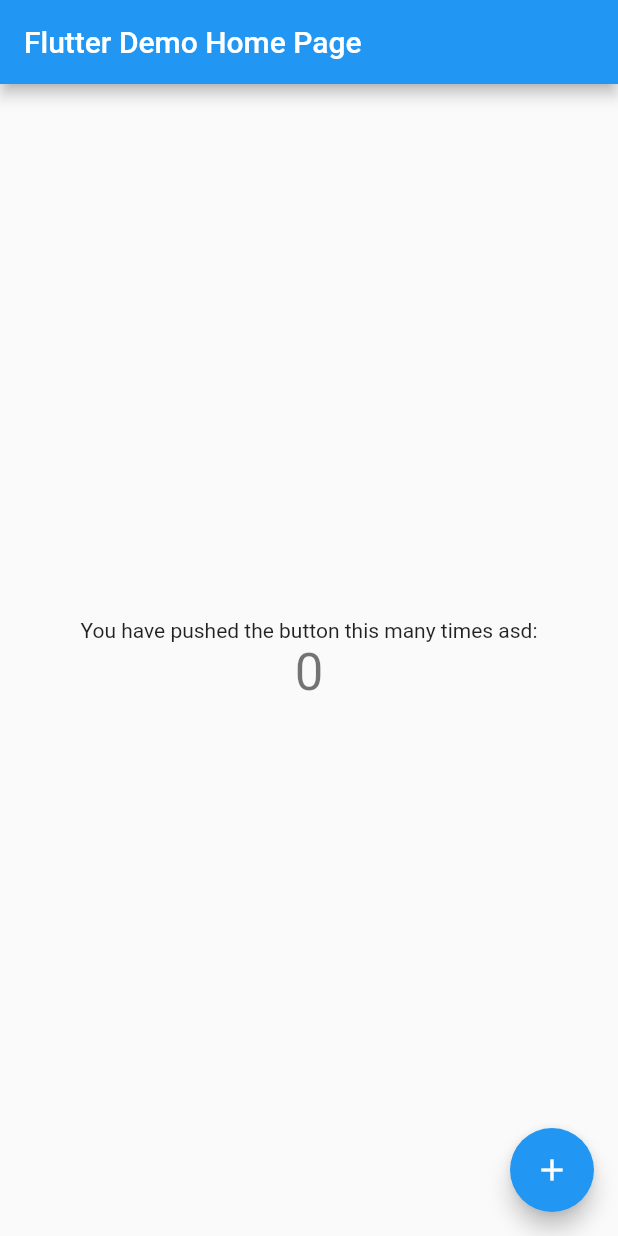
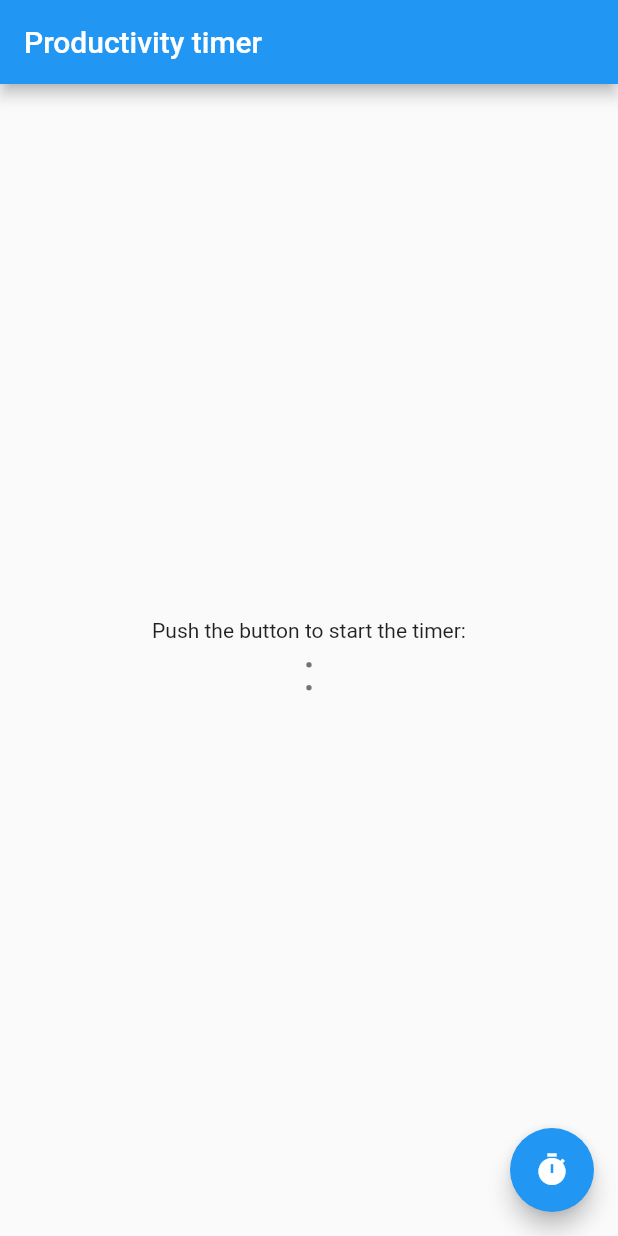
Before and after one commit to lsmithmier/fluttermaster, a Flutter app: the screen it shows after launch, on a phone screen of 412 x 824 dp. Run offline on Flutter 3.47's test engine with Material 2 defaults, Android fonts, the phone set to English and light mode, and no system bars; missing offline and left inert: ringtone.

Commit message:
Make this a productivity timer and add ringtone and change the icon.

```diff
--- a/lib/main.dart
+++ b/lib/main.dart
@@ -1,4 +1,7 @@
 import 'package:flutter/material.dart';
+import 'dart:async';
+import 'package:ringtone/ringtone.dart';
+import 'package:flutter/services.dart';
 
 void main() => runApp(MyApp());
 
@@ -20,7 +23,7 @@ class MyApp extends StatelessWidget {
         // is not restarted.
         primarySwatch: Colors.blue,
       ),
-      home: MyHomePage(title: 'Flutter Demo Home Page'),
+      home: MyHomePage(title: 'Productivity timer'),
     );
   }
 }
@@ -44,17 +47,44 @@ class MyHomePage extends StatefulWidget {
 }
 
 class _MyHomePageState extends State<MyHomePage> {
-  int _counter = 0;
+  Timer _timer;
+  int _start = 20 * 60;
+  String _startMinutes = '';
+  String _startSeconds = '';
+  bool _started = false;
+  Icon _icon = Icon(Icons.timer);
 
-  void _incrementCounter() {
-    setState(() {
-      // This call to setState tells the Flutter framework that something has
-      // changed in this State, which causes it to rerun the build method below
-      // so that the display can reflect the updated values. If we changed
-      // _counter without calling setState(), then the build method would not be
-      // called again, and so nothing would appear to happen.
-      _counter++;
-    });
+  void _startTimer() {
+    _icon = Icon(Icons.toys);
+    if(_started){
+      _timer.cancel();
+      _start = 20 * 60;
+      Ringtone.stop();
+    } else {
+      _started = true;
+    }
+    const oneSec = const Duration(seconds: 1);
+    _timer = new Timer.periodic(
+      oneSec,
+      (Timer timer) => setState(
+        () {
+          if (_start < 1) {
+            timer.cancel();
+            Ringtone.play();
+          } else {
+            _start = _start - 1;
+            _startMinutes = ((_start*1.0)/60).floor().toString().padLeft(2,'0');
+            _startSeconds = (_start%60).toString().padLeft(2,'0');
+          }
+        },
+      ),
+    );
+  }
+
+  @override
+  void dispose() {
+    _timer.cancel();
+    super.dispose();
   }
 
   @override
@@ -65,6 +95,7 @@ class _MyHomePageState extends State<MyHomePage> {
     // The Flutter framework has been optimized to make rerunning build methods
     // fast, so that you can just rebuild anything that needs updating rather
     // than having to individually change instances of widgets.
+
     return Scaffold(
       appBar: AppBar(
         // Here we take the value from the MyHomePage object that was created by
@@ -92,19 +123,19 @@ class _MyHomePageState extends State<MyHomePage> {
           mainAxisAlignment: MainAxisAlignment.center,
           children: <Widget>[
             Text(
-              'You have pushed the button this many times asd:',
+              'Push the button to start the timer:',
             ),
             Text(
-              '$_counter',
+              '$_startMinutes:$_startSeconds',
               style: Theme.of(context).textTheme.display1,
             ),
           ],
         ),
       ),
       floatingActionButton: FloatingActionButton(
-        onPressed: _incrementCounter,
-        tooltip: 'Increment',
-        child: Icon(Icons.add),
+        onPressed: _startTimer,
+        tooltip: 'Start Timer',
+        child: _icon,
       ), // This trailing comma makes auto-formatting nicer for build methods.
     );
   }
--- a/pubspec.yaml
+++ b/pubspec.yaml
@@ -19,7 +19,7 @@ environment:
 dependencies:
   flutter:
     sdk: flutter
-
+  ringtone:
   # The following adds the Cupertino Icons font to your application.
   # Use with the CupertinoIcons class for iOS style icons.
   cupertino_icons: ^0.1.2
```
Also changed, not shown: pubspec.lock.
